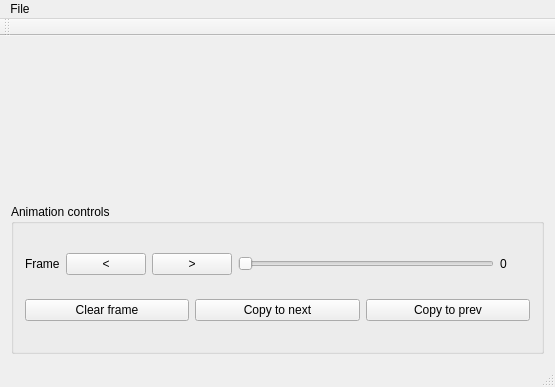
First picture: the form in src/mainwindow.ui, repository esteinfeld/bitpuncher, before the edit.
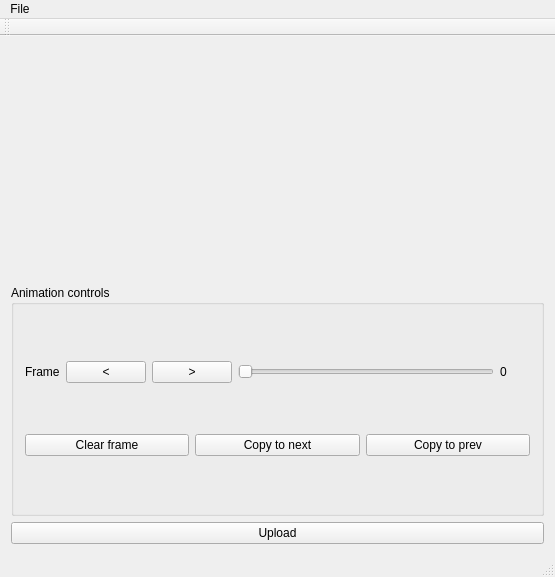
Second picture: the form after the edit. Custom widgets are drawn as their Qt base class.

Commit message: add export button

Patch:
```diff
--- a/src/mainwindow.ui
+++ b/src/mainwindow.ui
@@ -7,7 +7,7 @@
     <x>0</x>
     <y>0</y>
     <width>555</width>
-    <height>387</height>
+    <height>577</height>
    </rect>
   </property>
   <property name="windowTitle">
@@ -115,6 +115,13 @@
       </layout>
      </widget>
     </item>
+    <item>
+     <widget class="QPushButton" name="pushButton">
+      <property name="text">
+       <string>Upload</string>
+      </property>
+     </widget>
+    </item>
    </layout>
   </widget>
   <widget class="QMenuBar" name="menuBar">
```
